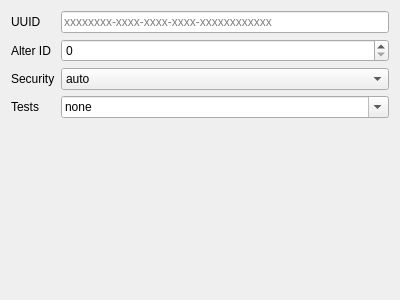
Qv2ray/Qv2ray, file src/plugins/protocols/ui/outbound/vmess.ui: the form before one commit.
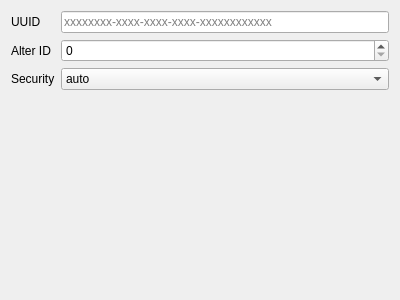
The form after the commit.

Commit message: update: cleanup and removed VMess testsEnabled

Diff of the .ui file:
```diff
--- a/src/plugins/protocols/ui/outbound/vmess.ui
+++ b/src/plugins/protocols/ui/outbound/vmess.ui
@@ -88,30 +88,6 @@
      </item>
     </widget>
    </item>
-   <item row="3" column="0">
-    <widget class="QLabel" name="label">
-     <property name="text">
-      <string>Tests</string>
-     </property>
-    </widget>
-   </item>
-   <item row="3" column="1">
-    <widget class="QComboBox" name="testsEnabledCombo">
-     <property name="editable">
-      <bool>true</bool>
-     </property>
-     <item>
-      <property name="text">
-       <string notr="true">none</string>
-      </property>
-     </item>
-     <item>
-      <property name="text">
-       <string notr="true">VMessAEAD</string>
-      </property>
-     </item>
-    </widget>
-   </item>
   </layout>
  </widget>
  <resources/>
```
The commit also changes 4 other files.
